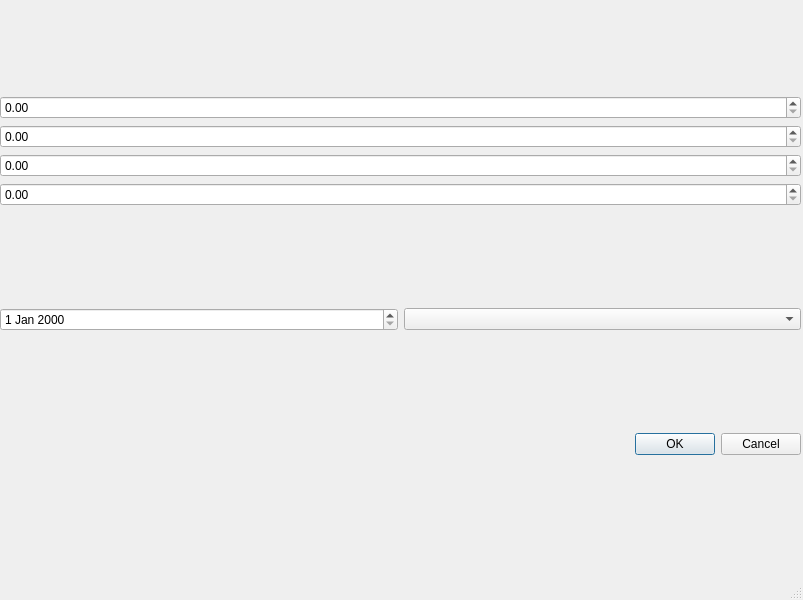
The window that app/ui/config_dialog.ui (aCoruja/skyvolt-drone) describes before a commit, drawn with Qt 5.
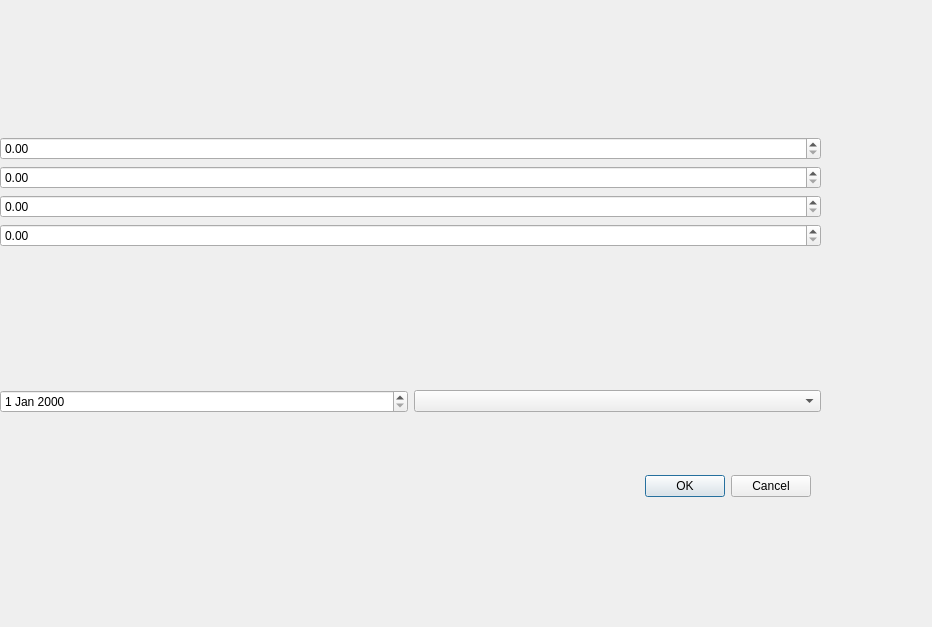
The same window after the commit.

Commit message:
Fix de interface
feat(ui): finaliza telas main_window, config_dialog e carrega estilo.qss

The edit to the form file:
```diff
--- a/app/ui/config_dialog.ui
+++ b/app/ui/config_dialog.ui
@@ -1,25 +1,24 @@
 <?xml version="1.0" encoding="UTF-8"?>
 <ui version="4.0">
- <class>MainWindow</class>
- <widget class="QMainWindow" name="MainWindow">
+ <class>ConfigDialog</class>
+ <widget class="QDialog" name="ConfigDialog">
   <property name="geometry">
    <rect>
     <x>0</x>
     <y>0</y>
-    <width>803</width>
-    <height>600</height>
+    <width>932</width>
+    <height>627</height>
    </rect>
   </property>
   <property name="windowTitle">
    <string>MainWindow</string>
   </property>
-  <widget class="QWidget" name="centralwidget">
    <widget class="QWidget" name="verticalLayoutWidget_2">
     <property name="geometry">
      <rect>
       <x>0</x>
       <y>0</y>
-      <width>801</width>
+     <width>821</width>
       <height>551</height>
      </rect>
     </property>
@@ -50,27 +49,24 @@
        </item>
       </layout>
      </item>
-     <item>
+   </layout>
+  </widget>
       <widget class="QDialogButtonBox" name="buttonBox">
+   <property name="geometry">
+    <rect>
+     <x>470</x>
+     <y>470</y>
+     <width>341</width>
+     <height>32</height>
+    </rect>
+   </property>
+   <property name="orientation">
+    <enum>Qt::Horizontal</enum>
+   </property>
        <property name="standardButtons">
         <set>QDialogButtonBox::Cancel|QDialogButtonBox::Ok</set>
        </property>
       </widget>
-     </item>
-    </layout>
-   </widget>
-  </widget>
-  <widget class="QMenuBar" name="menubar">
-   <property name="geometry">
-    <rect>
-     <x>0</x>
-     <y>0</y>
-     <width>803</width>
-     <height>21</height>
-    </rect>
-   </property>
-  </widget>
-  <widget class="QStatusBar" name="statusbar"/>
  </widget>
  <resources/>
  <connections/>
```
Left out of the diff: 10 changed lines with no effect on the pictures. Lines whose indentation alone changed are shown as unchanged. The commit also changes 3 other files.
